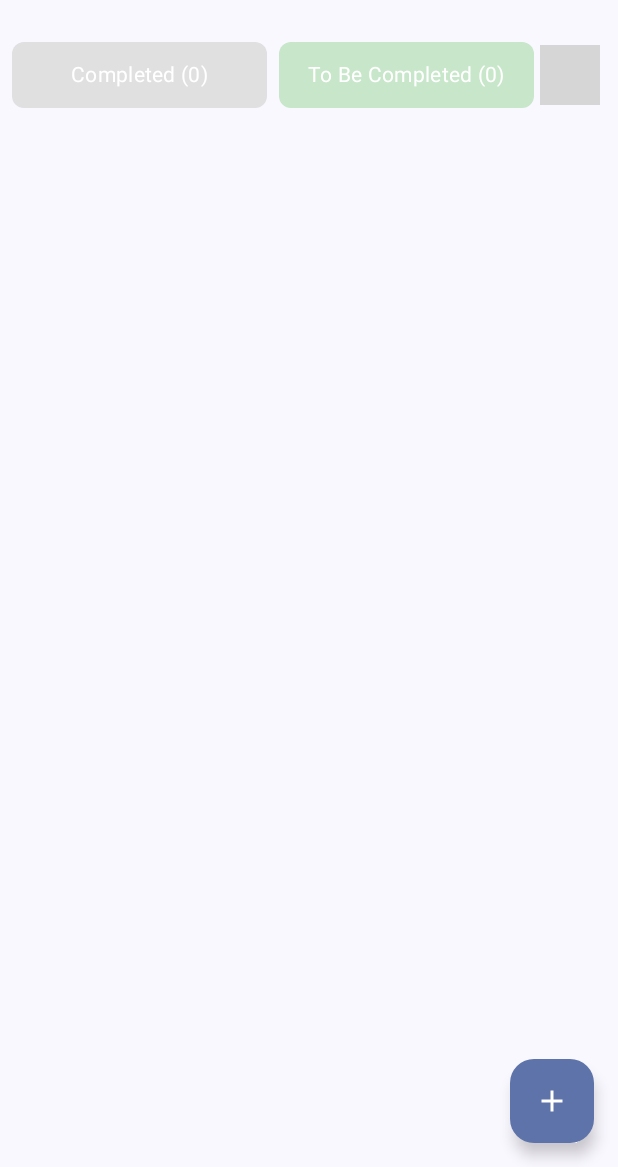
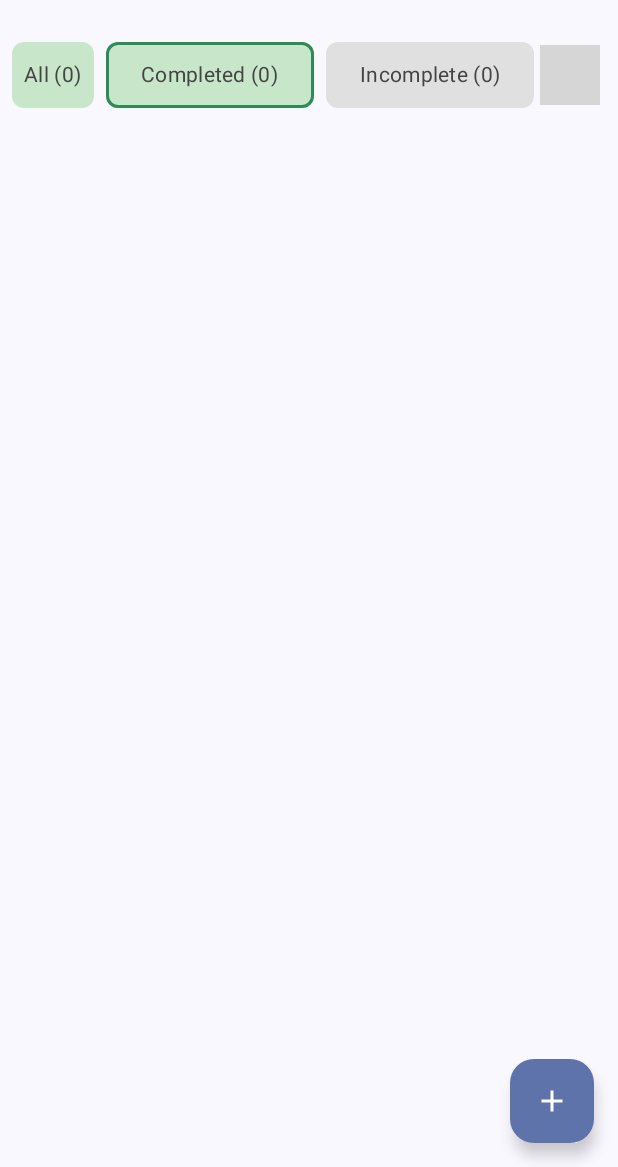
Before and after one commit to deeprajMajumder/TaskManager, an Android app built with Jetpack Compose: the screen it shows after launch (TaskActivity), after a tap on an icon or button, on a phone screen of 412 x 824 dp, the part 69-1236 px from its top. Run offline under Robolectric (Android 15) with nearby library versions, the phone set to English and light mode, and no system bars; our stand-ins replace Dagger/Hilt's generated code, Room's generated code; grey boxes are pictures that could not be loaded.

Commit message:
Added filtration and file optimisation.

```diff
--- a/app/src/main/java/com/deepraj/taskmanager/di/TaskApplication.kt
+++ b/app/src/main/java/com/deepraj/taskmanager/di/TaskApplication.kt
@@ -5,7 +5,7 @@ import com.google.firebase.FirebaseApp
 import dagger.hilt.android.HiltAndroidApp
 
 @HiltAndroidApp
-class TaskApplication : Application(){
+class TaskApplication : Application() {
     override fun onCreate() {
         super.onCreate()
         FirebaseApp.initializeApp(this)
--- a/app/src/main/java/com/deepraj/taskmanager/di/modules/TaskModule.kt
+++ b/app/src/main/java/com/deepraj/taskmanager/di/modules/TaskModule.kt
@@ -20,7 +20,7 @@ import java.util.concurrent.TimeUnit
 class TaskModule {
 
     @Provides
-    fun provideTaskApi(): TaskApi  =
+    fun provideTaskApi(): TaskApi =
         Retrofit.Builder()
             .client(getOkHttpClient())
             .baseUrl(BASE_URL)
--- a/app/src/main/java/com/deepraj/taskmanager/repository/TaskRepository.kt
+++ b/app/src/main/java/com/deepraj/taskmanager/repository/TaskRepository.kt
@@ -6,7 +6,7 @@ import javax.inject.Inject
 
 class TaskRepository @Inject constructor(
     private val taskApi: TaskApi
-)  {
+) {
 
     suspend fun getTasks(): List<Task>? {
         return taskApi.getTasks()
--- a/app/src/main/java/com/deepraj/taskmanager/ui/theme/Color.kt
+++ b/app/src/main/java/com/deepraj/taskmanager/ui/theme/Color.kt
@@ -5,6 +5,10 @@ import androidx.compose.ui.graphics.Color
 val Purple80 = Color(0xFFD0BCFF)
 val PurpleGrey80 = Color(0xFFCCC2DC)
 val Pink80 = Color(0xFFEFB8C8)
+val pastelGreen = Color(0xFFC8E6C9)
+val lightGrey = Color(0xFFE0E0E0)
+val seaGreen = Color(0xFF2E8B57)
+val pastelRed = Color(0xFFF88379)
 
 val Purple40 = Color(0xFF6650a4)
 val PurpleGrey40 = Color(0xFF625b71)
--- a/app/src/main/java/com/deepraj/taskmanager/ui/theme/Theme.kt
+++ b/app/src/main/java/com/deepraj/taskmanager/ui/theme/Theme.kt
@@ -1,6 +1,5 @@
 package com.deepraj.taskmanager.ui.theme
 
-import android.app.Activity
 import android.os.Build
 import androidx.compose.foundation.isSystemInDarkTheme
 import androidx.compose.material3.MaterialTheme
--- a/app/src/main/java/com/deepraj/taskmanager/viewmodels/TaskViewModel.kt
+++ b/app/src/main/java/com/deepraj/taskmanager/viewmodels/TaskViewModel.kt
@@ -1,7 +1,9 @@
 package com.deepraj.taskmanager.viewmodels
 
 import android.os.Bundle
-import android.util.Log
+import androidx.compose.runtime.getValue
+import androidx.compose.runtime.mutableStateOf
+import androidx.compose.runtime.setValue
 import androidx.lifecycle.ViewModel
 import androidx.lifecycle.viewModelScope
 import com.deepraj.taskmanager.database.TaskDatabase
@@ -29,29 +31,32 @@ class TaskViewModel @Inject constructor(
     private val _uiState = MutableStateFlow<TaskUiState>(TaskUiState.Empty)
     val uiState: StateFlow<TaskUiState> = _uiState.asStateFlow()
 
+    var selectedTab by mutableStateOf<String?>("All")
+        private set
+
     private val _tasks = MutableStateFlow<List<Task>>(emptyList())
+
+    private val _filteredTasks = MutableStateFlow<List<Task>>(emptyList())
 
     // Sorting preferences
     private val _isReversed = MutableStateFlow(false)
     val isReversed: StateFlow<Boolean> = _isReversed.asStateFlow()
 
     private val _showCompletedFirst = MutableStateFlow<Boolean?>(null)
-    val showCompletedFirst: StateFlow<Boolean?> = _showCompletedFirst.asStateFlow()
 
     // Task counts
+    val allCount = _tasks.map { it.count() }
+        .stateIn(viewModelScope, SharingStarted.Lazily, 0)
+
     val completedCount = _tasks.map { it.count { task -> task.completed } }
         .stateIn(viewModelScope, SharingStarted.Lazily, 0)
 
-    val toBeCompletedCount = _tasks.map { it.count { task -> !task.completed } }
+    val incompleteCount = _tasks.map { it.count { task -> !task.completed } }
         .stateIn(viewModelScope, SharingStarted.Lazily, 0)
 
-    val sortedTasks = combine(_tasks, _isReversed, _showCompletedFirst) { tasks, isReversed, showCompletedFirst ->
-        val sorted = when (showCompletedFirst) {
-            true -> tasks.sortedByDescending { it.completed }
-            false -> tasks.sortedBy { it.completed }
-            null -> tasks
-        }
-        if (isReversed) sorted.reversed() else sorted
+    // Sorted filtered tasks
+    val sortedTasks = combine(_filteredTasks, _isReversed) { tasks, isReversed ->
+        if (isReversed) tasks.reversed() else tasks
     }.stateIn(viewModelScope, SharingStarted.Lazily, emptyList())
 
     private val firebaseAnalytics = Firebase.analytics
@@ -64,6 +69,7 @@ class TaskViewModel @Inject constructor(
                 apiTasks?.let { tasks ->
                     taskDatabase.taskDao().insertTasks(tasks)
                     _tasks.value = taskDatabase.taskDao().getAllTasks()
+                    _filteredTasks.value = _tasks.value // Initially no filtering, show all tasks
                 }
                 _uiState.value = TaskUiState.Loaded("Tasks Loaded")
                 logAnalyticsEvent(Constants.TASK_FETCHED_SUCCESS, true)
@@ -80,6 +86,7 @@ class TaskViewModel @Inject constructor(
             val newTask = Task(title = title, completed = false)
             taskDatabase.taskDao().insertTask(newTask)
             _tasks.value += newTask
+            filterTasksByCompletionStatus()
             _uiState.value = TaskUiState.Loaded("Task added")
             logAnalyticsEvent(Constants.TASK_ADDED, newTask.id, newTask.title, newTask.completed)
         }
@@ -89,6 +96,7 @@ class TaskViewModel @Inject constructor(
         _uiState.value = TaskUiState.Loading
         viewModelScope.launch {
             _tasks.value = _tasks.value.filter { it.id != task.id }
+            filterTasksByCompletionStatus()
             _uiState.value = TaskUiState.Loaded("Task removed")
             logAnalyticsEvent(Constants.TASK_REMOVAL, task.id, task.title, task.completed)
         }
@@ -99,6 +107,7 @@ class TaskViewModel @Inject constructor(
         viewModelScope.launch {
             taskDatabase.taskDao().updateTask(task)
             _tasks.value = _tasks.value.map { if (it.id == task.id) task else it }
+            filterTasksByCompletionStatus()
             _uiState.value = TaskUiState.Loaded("Task updated")
             logAnalyticsEvent(Constants.TASK_COMPLETION, task.id, task.title, task.completed)
         }
@@ -109,7 +118,23 @@ class TaskViewModel @Inject constructor(
     }
 
     fun setShowCompletedFirst(showCompleted: Boolean) {
+        selectedTab = if (showCompleted) "Completed" else "Incomplete"
         _showCompletedFirst.value = showCompleted
+        filterTasksByCompletionStatus()
+    }
+
+    fun showAllTasks() {
+        selectedTab = "All"
+        _showCompletedFirst.value = null
+        filterTasksByCompletionStatus()
+    }
+
+    private fun filterTasksByCompletionStatus() {
+        _filteredTasks.value = when (selectedTab) {
+            "Completed" -> _tasks.value.filter { it.completed }
+            "Incomplete" -> _tasks.value.filter { !it.completed }
+            else -> _tasks.value
+        }
     }
 
     private fun logAnalyticsEvent(event: String, vararg params: Any) {
--- a/app/src/main/java/com/deepraj/taskmanager/views/TaskActivity.kt
+++ b/app/src/main/java/com/deepraj/taskmanager/views/TaskActivity.kt
@@ -9,6 +9,7 @@ import androidx.activity.viewModels
 import androidx.compose.animation.core.animateFloatAsState
 import androidx.compose.animation.core.tween
 import androidx.compose.foundation.background
+import androidx.compose.foundation.border
 import androidx.compose.foundation.clickable
 import androidx.compose.foundation.layout.Box
 import androidx.compose.foundation.layout.Column
@@ -41,7 +42,6 @@ import androidx.compose.material3.MaterialTheme
 import androidx.compose.material3.OutlinedTextField
 import androidx.compose.material3.Scaffold
 import androidx.compose.material3.Text
-import androidx.compose.material3.TextField
 import androidx.compose.material3.TopAppBar
 import androidx.compose.runtime.Composable
 import androidx.compose.runtime.MutableState
@@ -65,13 +65,17 @@ import androidx.compose.ui.unit.dp
 import com.deepraj.taskmanager.R
 import com.deepraj.taskmanager.database.entity.Task
 import com.deepraj.taskmanager.ui.theme.TaskManagerTheme
+import com.deepraj.taskmanager.ui.theme.lightGrey
+import com.deepraj.taskmanager.ui.theme.pastelGreen
+import com.deepraj.taskmanager.ui.theme.pastelRed
+import com.deepraj.taskmanager.ui.theme.seaGreen
 import com.deepraj.taskmanager.viewmodels.TaskViewModel
 import dagger.hilt.android.AndroidEntryPoint
 
 @AndroidEntryPoint
 class TaskActivity : ComponentActivity() {
     private val viewModel: TaskViewModel by viewModels()
-    private var isLoading : Boolean by mutableStateOf(false)
+    private var isLoading: Boolean by mutableStateOf(false)
 
     @OptIn(ExperimentalMaterial3Api::class)
     override fun onCreate(savedInstanceState: Bundle?) {
@@ -107,26 +111,33 @@ class TaskActivity : ComponentActivity() {
                         is TaskViewModel.TaskUiState.Empty -> {
                             //need to icon for empty list for network error and no local data
                         }
+
                         is TaskViewModel.TaskUiState.Loading -> {
                             isLoading = true
                         }
+
                         is TaskViewModel.TaskUiState.Loaded -> {
                             isLoading = false
                             val stateMessage = state.message ?: ""
-                            if (stateMessage.isNotEmpty()){
-                                Toast.makeText(this@TaskActivity, state.message, Toast.LENGTH_SHORT).show()
+                            if (stateMessage.isNotEmpty()) {
+                                Toast.makeText(this@TaskActivity, state.message, Toast.LENGTH_SHORT)
+                                    .show()
                             }
                         }
+
                         is TaskViewModel.TaskUiState.Error -> {
                             isLoading = false
-                            Toast.makeText(this@TaskActivity, state.message, Toast.LENGTH_SHORT).show()
+                            Toast.makeText(this@TaskActivity, state.message, Toast.LENGTH_SHORT)
+                                .show()
                         }
+
                         else -> {}
                     }
                 }
             }
         }
     }
+
     @Composable
     fun LoadingViewBox() {
         if (isLoading) {
@@ -135,7 +146,7 @@ class TaskActivity : ComponentActivity() {
                     .fillMaxSize()
                     .wrapContentSize(Alignment.Center)
             ) {
-                CircularProgressIndicator(color = Color(0xFFC8E6C9), modifier = Modifier.size(50.dp))
+                CircularProgressIndicator(color = pastelGreen, modifier = Modifier.size(50.dp))
             }
         }
     }
@@ -152,8 +163,9 @@ fun TaskListScreen(
     val taskList by viewModel.sortedTasks.collectAsState()
     val isReversed by viewModel.isReversed.collectAsState()
     val lazyListState = rememberLazyListState()
+    val allCount by viewModel.allCount.collectAsState()
     val completedCount by viewModel.completedCount.collectAsState()
-    val toBeCompletedCount by viewModel.toBeCompletedCount.collectAsState()
+    val toBeCompletedCount by viewModel.incompleteCount.collectAsState()
 
     val onAddOrUpdateTask: (Task) -> Unit = { task ->
         if (taskList.any { it.id == task.id }) {
@@ -179,16 +191,21 @@ fun TaskListScreen(
             ) {
                 Box(
                     modifier = Modifier
-                        .weight(1f)
                         .height(44.dp)
-                        .background(Color(0xFFE0E0E0), shape = RoundedCornerShape(8.dp))
-                        .clickable { viewModel.setShowCompletedFirst(true) },
+                        .background(pastelGreen, shape = RoundedCornerShape(8.dp))
+                        .border(
+                            width = if (viewModel.selectedTab == "All") 2.dp else 0.dp,
+                            color = if (viewModel.selectedTab == "All") Color.DarkGray else Color.Transparent,
+                            shape = RoundedCornerShape(8.dp)
+                        )
+                        .clickable { viewModel.showAllTasks() },
                     contentAlignment = Alignment.Center
                 ) {
                     Text(
-                        text = "Completed ($completedCount)",
+                        text = "All ($allCount)",
                         style = MaterialTheme.typography.bodyMedium,
-                        color = Color.White
+                        color = Color.DarkGray,
+                        modifier = Modifier.padding(horizontal = 8.dp)
                     )
                 }
                 Spacer(modifier = Modifier.width(8.dp))
@@ -196,14 +213,41 @@ fun TaskListScreen(
                     modifier = Modifier
                         .weight(1f)
                         .height(44.dp)
-                        .background(Color(0xFFC8E6C9), shape = RoundedCornerShape(8.dp))
+                        .background(pastelGreen, shape = RoundedCornerShape(8.dp))
+                        .border(
+                            width = if (viewModel.selectedTab == "Completed") 2.dp else 0.dp,
+                            color = if (viewModel.selectedTab == "Completed") seaGreen else Color.Transparent,
+                            shape = RoundedCornerShape(8.dp)
+                        )
+                        .clickable { viewModel.setShowCompletedFirst(true) },
+                    contentAlignment = Alignment.Center
+                ) {
+                    Text(
+                        text = "Completed ($completedCount)",
+                        style = MaterialTheme.typography.bodyMedium,
+                        color = Color.DarkGray,
+                        modifier = Modifier.padding(horizontal = 8.dp)
+                    )
+                }
+                Spacer(modifier = Modifier.width(8.dp))
+                Box(
+                    modifier = Modifier
+                        .weight(1f)
+                        .height(44.dp)
+                        .background(lightGrey, shape = RoundedCornerShape(8.dp))
+                        .border(
+                            width = if (viewModel.selectedTab == "Incomplete") 2.dp else 0.dp,
+                            color = if (viewModel.selectedTab == "Incomplete") pastelRed else Color.Transparent,
+                            shape = RoundedCornerShape(8.dp)
+                        )
                         .clickable { viewModel.setShowCompletedFirst(false) },
                     contentAlignment = Alignment.Center
                 ) {
                     Text(
-                        text = "To Be Completed ($toBeCompletedCount)",
+                        text = "Incomplete ($toBeCompletedCount)",
                         style = MaterialTheme.typography.bodyMedium,
-                        color = Color.White
+                        color = Color.DarkGray,
+                        modifier = Modifier.padding(horizontal = 8.dp)
                     )
                 }
                 IconButton(
@@ -262,7 +306,7 @@ fun TaskListScreen(
 
 @Composable
 fun TaskItem(task: Task, onClick: () -> Unit) {
-    val backgroundColor = if (task.completed) Color(0xFFE0E0E0) else Color(0xFFC8E6C9)
+    val backgroundColor = if (task.completed) pastelGreen else lightGrey
     val textDecoration = if (task.completed) TextDecoration.LineThrough else TextDecoration.None
 
     Column(
@@ -286,7 +330,7 @@ fun TaskItem(task: Task, onClick: () -> Unit) {
 
             Text(
                 text = if (task.completed) "Completed" else "Incomplete",
-                style = MaterialTheme.typography.bodyMedium.copy(color = if (task.completed) Color.Green else Color.Red),
+                style = MaterialTheme.typography.bodyMedium.copy(color = if (task.completed) seaGreen else pastelRed),
             )
         }
         Text(
```
